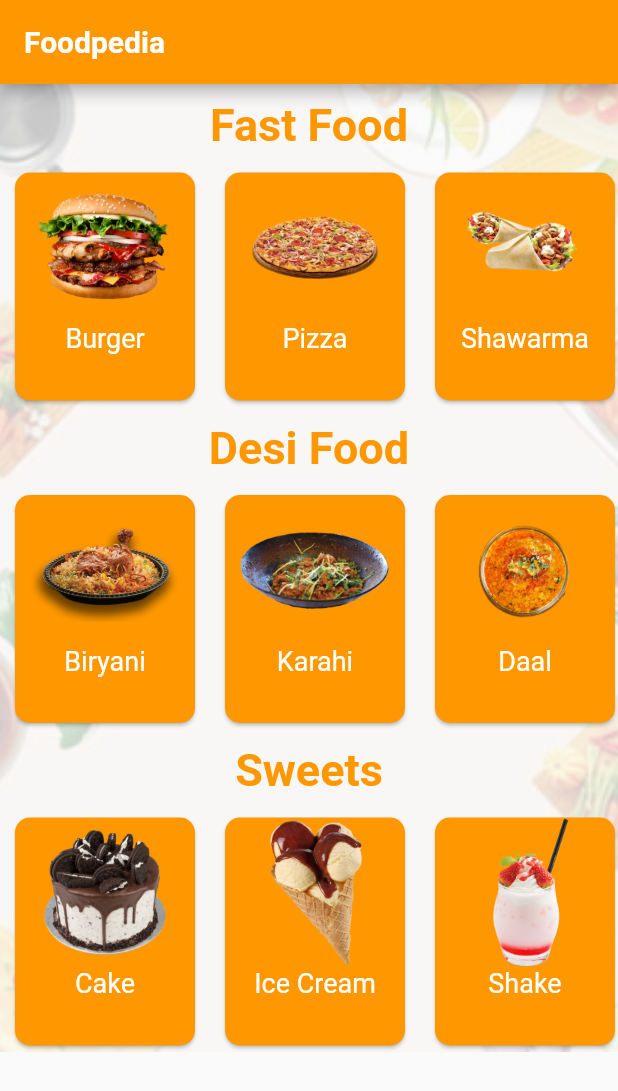
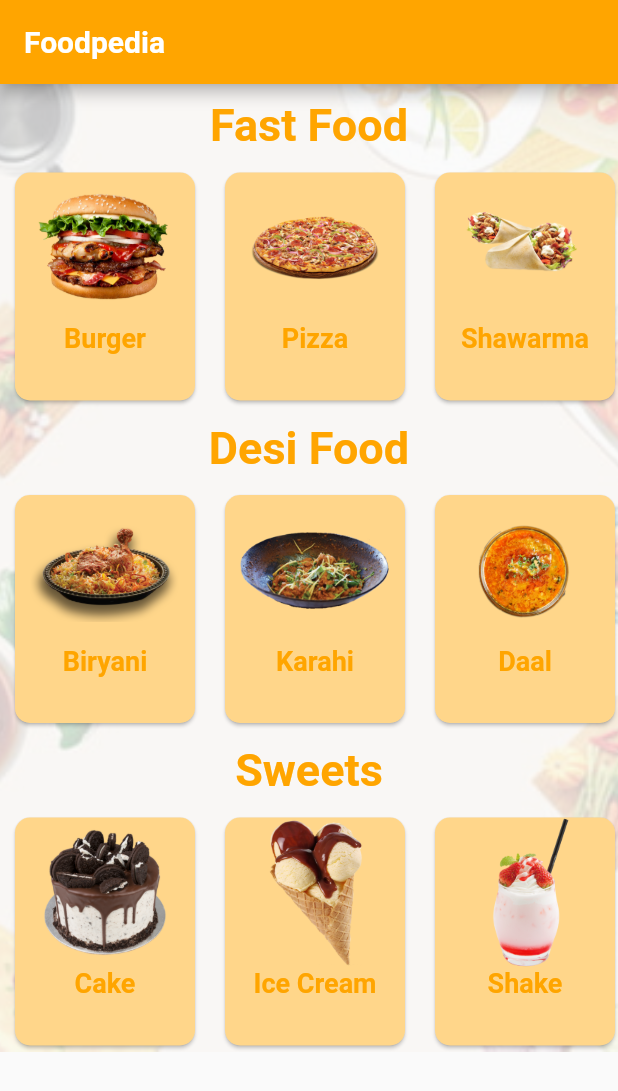
Before and after one commit to Mohsin356/foodpedia, a Flutter app: the screen it shows after launch, on a phone screen of 412 x 824 dp. Shown: the top 1091 px of the screen. Run offline on Flutter 3.47's test engine with Material 2 defaults, Android fonts, the phone set to English and light mode, and no system bars; our stand-ins replace get.

Commit message:
Categorically items added

```diff
--- a/lib/categoriesList.dart
+++ /dev/null
@@ -1,26 +0,0 @@
-import 'package:foodpedia/models/categoryModel.dart';
-
-
-   List<CategoryModel> fastFoodData=   [
-    const CategoryModel(id:"1", title:"Burger", image:'assets/images/fastFoodItem/burger_sandwich_PNG4135.png'),
-    const CategoryModel(id:"2", title:"Pizza", image:'assets/images/fastFoodItem/pizza.png'),
-    const CategoryModel(id:"3", title:"Shawarma", image:'assets/images/fastFoodItem/shawarma.png'),
-    const CategoryModel(id:"4", title:"Nuggets", image:'assets/images/fastFoodItem/nuggets.png'),
-    const CategoryModel(id:"5", title:"Fries", image:'assets/images/fastFoodItem/fries.png'),
-    const CategoryModel(id:"6", title:"Sandwich", image:'assets/images/fastFoodItem/sandwich.png'),
-  ];
-List<CategoryModel> desiData=   [
-  const CategoryModel(id:"7", title:"Biryani", image:'assets/images/desiFoodItem/biryani.png'),
-  const CategoryModel(id:"8", title:"Karahi", image:'assets/images/desiFoodItem/karahi.png'),
-  const CategoryModel(id:"9", title:"Daal", image:'assets/images/desiFoodItem/daal.png'),
-  const CategoryModel(id:"10", title:"vegetable", image:'assets/images/desiFoodItem/vegetable.png'),
-  const CategoryModel(id:"11", title:"Tikka", image:'assets/images/desiFoodItem/tikka.png'),
-];
-List<CategoryModel> sweetsData=   [
-  const CategoryModel(id:"12", title:"Cake", image:'assets/images/sweetsItem/cake.png'),
-  const CategoryModel(id:"13", title:"Ice Cream", image:'assets/images/sweetsItem/iceCream.png'),
-  const CategoryModel(id:"14", title:"Shake", image:'assets/images/sweetsItem/shakes.png'),
-  const CategoryModel(id:"15", title:"Brownies", image:'assets/images/sweetsItem/browni.png'),
-  const CategoryModel(id:"16", title:"Donuts", image:'assets/images/sweetsItem/donuts.png'),
-  const CategoryModel(id:"17", title:"Sundaes", image:'assets/images/sweetsItem/sundae.png'),
-];
--- /dev/null
+++ b/lib/controllers/categoryListController.dart
@@ -0,0 +1,27 @@
+import 'package:get/get.dart';
+import 'package:foodpedia/models/categoryModel.dart';
+
+class CategoryListController extends GetxController{
+  var fastFoodList =<CategoryModel>[
+    const CategoryModel(id:"1", title:"Burger", image:'assets/images/fastFoodItem/burger_sandwich_PNG4135.png'),
+    const CategoryModel(id:"2", title:"Pizza", image:'assets/images/fastFoodItem/pizza.png'),
+    const CategoryModel(id:"3", title:"Shawarma", image:'assets/images/fastFoodItem/shawarma.png'),
+    const CategoryModel(id:"4", title:"Nuggets", image:'assets/images/fastFoodItem/nuggets.png'),
+    const CategoryModel(id:"5", title:"Fries", image:'assets/images/fastFoodItem/fries.png'),
+    const CategoryModel(id:"6", title:"Sandwich", image:'assets/images/fastFoodItem/sandwich.png'),];
+  var desiFoodList =<CategoryModel>[
+    const CategoryModel(id:"7", title:"Biryani", image:'assets/images/desiFoodItem/biryani.png'),
+    const CategoryModel(id:"8", title:"Karahi", image:'assets/images/desiFoodItem/karahi.png'),
+    const CategoryModel(id:"9", title:"Daal", image:'assets/images/desiFoodItem/daal.png'),
+    const CategoryModel(id:"10", title:"vegetable", image:'assets/images/desiFoodItem/vegetable.png'),
+    const CategoryModel(id:"11", title:"Tikka", image:'assets/images/desiFoodItem/tikka.png'),
+  ];
+  var sweetsList =<CategoryModel>[
+    const CategoryModel(id:"12", title:"Cake", image:'assets/images/sweetsItem/cake.png'),
+    const CategoryModel(id:"13", title:"Ice Cream", image:'assets/images/sweetsItem/iceCream.png'),
+    const CategoryModel(id:"14", title:"Shake", image:'assets/images/sweetsItem/shakes.png'),
+    const CategoryModel(id:"15", title:"Brownies", image:'assets/images/sweetsItem/browni.png'),
+    const CategoryModel(id:"16", title:"Donuts", image:'assets/images/sweetsItem/donuts.png'),
+    const CategoryModel(id:"17", title:"Sundaes", image:'assets/images/sweetsItem/sundae.png'),
+  ];
+}
--- a/lib/main.dart
+++ b/lib/main.dart
@@ -1,6 +1,7 @@
 import 'package:flutter/material.dart';
 import 'package:foodpedia/utils/colors.dart';
 import 'package:foodpedia/views/screens/homeScreen.dart';
+import 'package:get/get.dart';
 
 void main() {
   runApp(const MyApp());
@@ -9,13 +10,13 @@ class MyApp extends StatelessWidget {
   const MyApp({Key? key}) : super(key: key);
   @override
   Widget build(BuildContext context) {
-    return MaterialApp(
+    return   GetMaterialApp(
       title: 'Flutter Demo',
+      theme: ThemeData(
+        primaryColor: UiColors.primaryThemeClr
+      ),
       debugShowCheckedModeBanner: false,
-      theme: ThemeData(
-        primarySwatch: UiColors.primarySwatchClr,
-      ),
-      home: HomeScreen(),
+      home:  HomeScreen(),
     );
   }
 }
--- a/lib/utils/colors.dart
+++ b/lib/utils/colors.dart
@@ -1,12 +1,11 @@
 import 'package:flutter/material.dart';
 
 class UiColors{
-  static const appBarClr= Colors.orange;
+  static const primaryThemeClr= Color(0xFFFFA500);
+  static const appBarClr= Color(0xFFFFA500);
   static const appBarTxtClr= Colors.white;
-  static const primarySwatchClr= Colors.orange;
-  static const cardClr= Colors.orange;
-  static const secondCardClr= Colors.white;
-  static const headingTxtClr= Colors.orange;
-  static const cardTitleClr= Colors.white;
-  static const secondCardTitleClr= Colors.orange;
+  static const cardClr= Color(0xFFFFD68A);
+  static const secondListCardClr= Color(0xFFFFD68A);
+  static const headingTxtClr= Color(0xFFFFA500);
+  static const cardTitleClr= Color(0xFFFFA500);
 }
--- /dev/null
+++ b/lib/views/screens/ItemDetail.dart
@@ -0,0 +1,17 @@
+import 'package:flutter/material.dart';
+import 'package:foodpedia/controllers/categoryListController.dart';
+import 'package:foodpedia/utils/colors.dart';
+import 'package:foodpedia/views/widgets/appBarWidget.dart';
+import 'package:get/get.dart';
+
+class ItemDetail extends StatelessWidget {
+  ItemDetail({Key? key}) : super(key: key);
+    final categoryListItem= Get.find<CategoryListController>();
+  @override
+  Widget build(BuildContext context) {
+    return Scaffold(
+      appBar: const AppBarWidget(titleTxt: 'Detail of Item',implyLeading: true,
+      appBarBgClr: UiColors.appBarClr,titleTxtClr: UiColors.appBarTxtClr,),
+    );
+  }
+}
--- a/lib/views/screens/homeScreen.dart
+++ b/lib/views/screens/homeScreen.dart
@@ -1,18 +1,18 @@
 import 'package:flutter/material.dart';
-import 'package:foodpedia/categoriesList.dart';
+import 'package:foodpedia/controllers/categoryListController.dart';
 import 'package:foodpedia/utils/colors.dart';
 import 'package:foodpedia/views/widgets/categoryCard.dart';
+import 'package:foodpedia/views/widgets/appBarWidget.dart';
+import 'package:get/get.dart';
 
 class HomeScreen extends StatelessWidget {
-  const HomeScreen({Key? key}) : super(key: key);
-
+  HomeScreen({Key? key}) : super(key: key);
+  final listItems =Get.put(CategoryListController());
   @override
   Widget build(BuildContext context) {
     return Scaffold(
-      appBar: AppBar(
-        backgroundColor: UiColors.appBarClr,
-        title: const Text("Foodpedia",style: TextStyle(fontWeight: FontWeight.bold,color: UiColors.appBarTxtClr),),
-      ),
+      appBar: const AppBarWidget(titleTxt: 'Foodpedia',appBarBgClr: UiColors.appBarClr,
+        titleTxtClr: UiColors.appBarTxtClr,implyLeading: false,),
       body: SingleChildScrollView(
         child: Container(
           decoration:  BoxDecoration(
@@ -35,7 +35,7 @@ class HomeScreen extends StatelessWidget {
                 child: ListView(
                   physics: const BouncingScrollPhysics(),
                   scrollDirection: Axis.horizontal,
-                  children: fastFoodData.map((list)=>CardWidget(txt: list.title!,
+                  children: listItems.fastFoodList.map((list)=>CardWidget(txt: list.title!,
                    imagePath: list.image!,cardColor: UiColors.cardClr,)).toList(),
                 ),
               ),
@@ -50,8 +50,8 @@ class HomeScreen extends StatelessWidget {
                 child: ListView(
                   physics: const BouncingScrollPhysics(),
                   scrollDirection: Axis.horizontal,
-                  children: desiData.map((list)=>CardWidget(txt: list.title!,
-                    imagePath: list.image!,cardColor: UiColors.cardClr,)).toList(),
+                  children: listItems.desiFoodList.map((list)=>CardWidget(txt: list.title!,
+                    imagePath: list.image!,cardColor: UiColors.secondListCardClr,)).toList(),
                 ),
               ),
               const Padding(
@@ -65,7 +65,7 @@ class HomeScreen extends StatelessWidget {
                 child: ListView(
                   physics: const BouncingScrollPhysics(),
                   scrollDirection: Axis.horizontal,
-                  children: sweetsData.map((list)=>CardWidget(txt: list.title!,
+                  children: listItems.sweetsList.map((list)=>CardWidget(txt: list.title!,
                     imagePath: list.image!,cardColor: UiColors.cardClr,)).toList(),
                 ),
               ),
--- /dev/null
+++ b/lib/views/widgets/appBarWidget.dart
@@ -0,0 +1,20 @@
+
+import 'package:flutter/material.dart';
+class AppBarWidget extends StatelessWidget with PreferredSizeWidget {
+  final Color? appBarBgClr;
+  final String? titleTxt;
+  final Color? titleTxtClr;
+  final bool? implyLeading;
+  const AppBarWidget({Key? key,this.appBarBgClr,this.titleTxt,this.titleTxtClr,this.implyLeading}) : super(key: key);
+
+  @override
+  Widget build(BuildContext context) {
+    return AppBar(
+      backgroundColor: appBarBgClr,
+      automaticallyImplyLeading: implyLeading!,
+      title: Text(titleTxt!,style: TextStyle(fontWeight: FontWeight.bold,color:titleTxtClr),),
+    );
+  }
+  @override
+  Size get preferredSize => const Size.fromHeight(kToolbarHeight);
+}
--- a/lib/views/widgets/categoryCard.dart
+++ b/lib/views/widgets/categoryCard.dart
@@ -1,6 +1,8 @@
 
 import 'package:flutter/material.dart';
 import 'package:foodpedia/utils/colors.dart';
+import 'package:foodpedia/views/screens/ItemDetail.dart';
+import 'package:get/get.dart';
 
 class CardWidget extends StatelessWidget {
   final String? txt;
@@ -9,11 +11,17 @@ class CardWidget extends StatelessWidget {
   const CardWidget({
     Key? key, required this.txt, this.imagePath,this.cardColor
   }) : super(key: key);
-
+  void selectCategory(){
+      Get.to(()=>ItemDetail());
+  }
   @override
   Widget build(BuildContext context) {
     return Padding(
       padding: const EdgeInsets.symmetric(horizontal: 6.0),
+      child: InkWell(
+        onTap: selectCategory,
+        splashColor: Theme.of(context).primaryColor,
+        borderRadius: BorderRadius.circular(10),
         child: Card(
           color: cardColor,
           shape: RoundedRectangleBorder(
@@ -29,8 +37,9 @@ class CardWidget extends StatelessWidget {
                   width: 100,
                   child: Image.asset(imagePath!),),
                 Center(child: Text(txt!,
-                style: const TextStyle(fontSize:18,color: UiColors.cardTitleClr),),)
+                  style: const TextStyle(fontSize:18,color: UiColors.cardTitleClr,fontWeight: FontWeight.bold,),),)
               ],
+            ),
           ),
         ),
       ),
```
Lines whose indentation alone changed are shown as unchanged.
